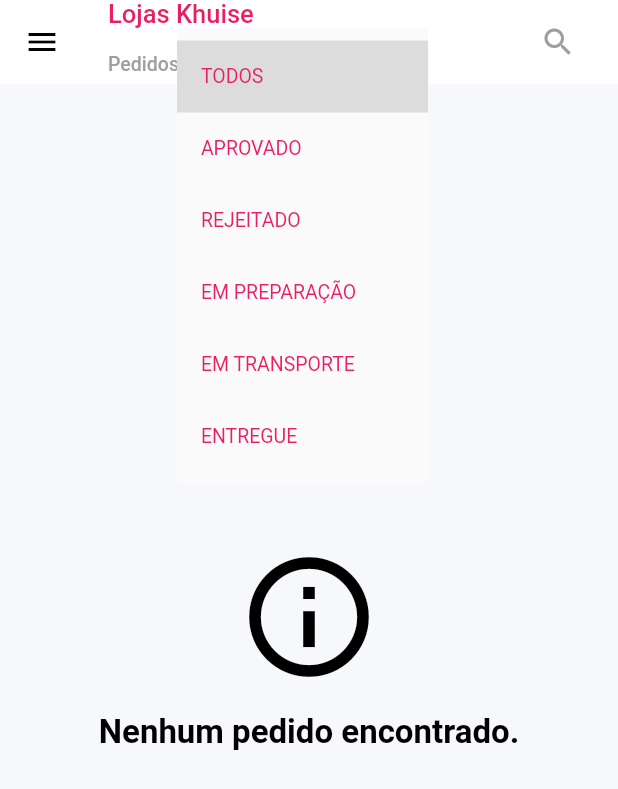
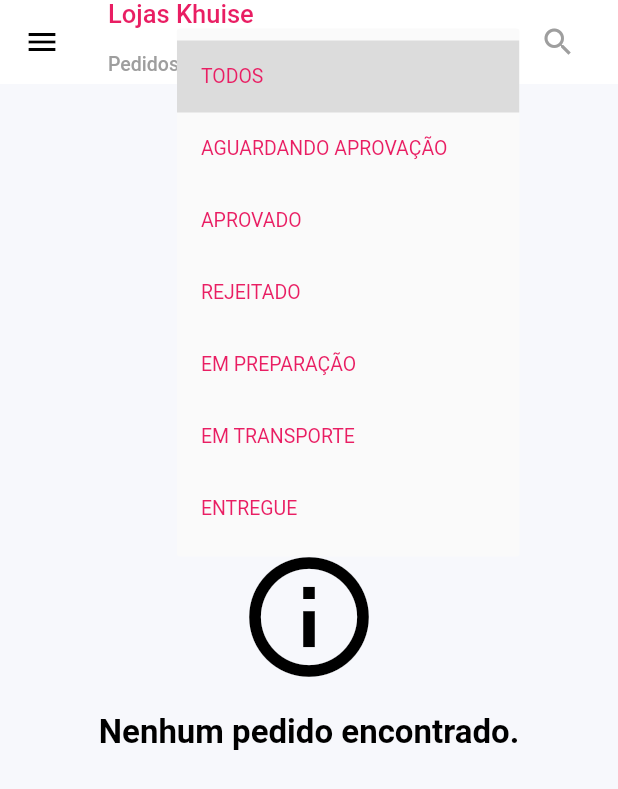
Before and after one commit to GabrielFragaM/Lojas-Khuise-Admin, a Flutter app: the All_Orders screen opened directly, after a tap on "TODOS", on a phone screen of 412 x 824 dp. Shown: the top 789 px of the screen. Run offline on Flutter 3.47's test engine with Material 2 defaults, Android fonts, the phone set to English and light mode, and no system bars; our stand-ins replace awesome_dialog, badges, cloud_firestore, data_table_2, file_picker, firebase_auth and 5 more; missing offline and left inert: dart:html; accounts and stored records are empty.

Commit message:
fixed status

```diff
--- a/lib/pages/orders/all_orders.dart
+++ b/lib/pages/orders/all_orders.dart
@@ -62,7 +62,7 @@ class All_Orders_State extends State<All_Orders> {
                           filterValue = newValue;
                         });
                       },
-                      items: <String>['TODOS', 'APROVADO', 'REJEITADO', 'EM PREPARAÇÃO', 'EM TRANSPORTE', 'ENTREGUE']
+                      items: <String>['TODOS', 'AGUARDANDO APROVAÇÃO', 'APROVADO', 'REJEITADO', 'EM PREPARAÇÃO', 'EM TRANSPORTE', 'ENTREGUE']
                           .map<DropdownMenuItem<String>>((String value) {
                         return DropdownMenuItem<String>(
                           value: value,
```
Also changed, not shown: lib/pages/orders/widgets/order_details.dart (+14 -0 lines).
